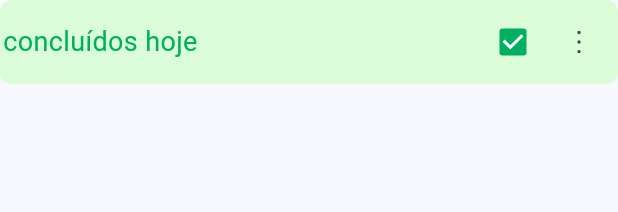
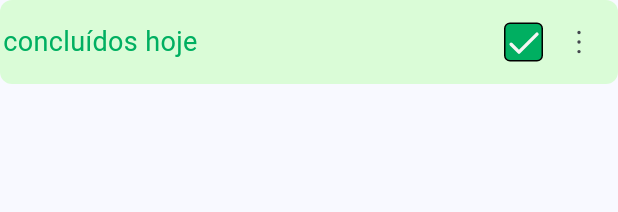
Before and after one commit to mozart-rue/habit_manager, a Flutter app: the HabitTileComponent widget shown alone on an empty page, opened directly, on a phone screen of 412 x 824 dp. Shown: the top 212 px of the screen. Run offline on Flutter 3.47's test engine with Material 3 defaults, Android fonts, the phone set to English and light mode, and no system bars; our stand-ins replace email_validator, flutter_phosphor_icons, gap; missing offline and left inert: validatorless.

Commit message:
feat: changed checkbox to container

```diff
--- a/lib/core/ui/components/habit_tile_component.dart
+++ b/lib/core/ui/components/habit_tile_component.dart
@@ -34,11 +34,23 @@ class HabitTileComponent extends StatelessWidget {
             ),
             Row(
               children: [
-                Checkbox(
-                  materialTapTargetSize: MaterialTapTargetSize.shrinkWrap,
-                  activeColor: doneStrong,
-                  value: done,
-                  onChanged: (value) {},
+                InkWell(
+                  onTap: () {},
+                  child: Container(
+                    width: 26,
+                    height: 26,
+                    decoration: BoxDecoration(
+                      color: done ? doneStrong : AppColors.white,
+                      borderRadius: BorderRadius.circular(4),
+                      border: Border.all(color: AppColors.black),
+                    ),
+                    child: done
+                        ? const Icon(
+                            PhosphorIcons.check_bold,
+                            color: AppColors.slate100,
+                          )
+                        : Container(),
+                  ),
                 ),
                 IconButton(
                   onPressed: () {},
```
